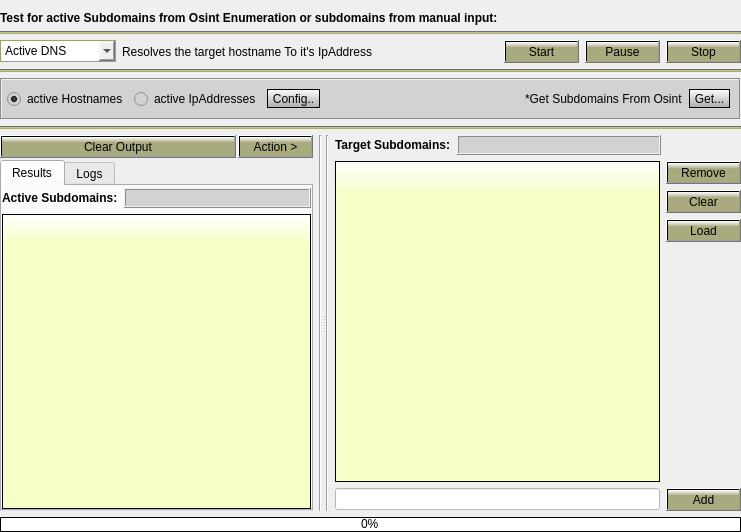
3nock/OTE, file Gui/src/ActiveTab/Active.ui: the form before one commit.
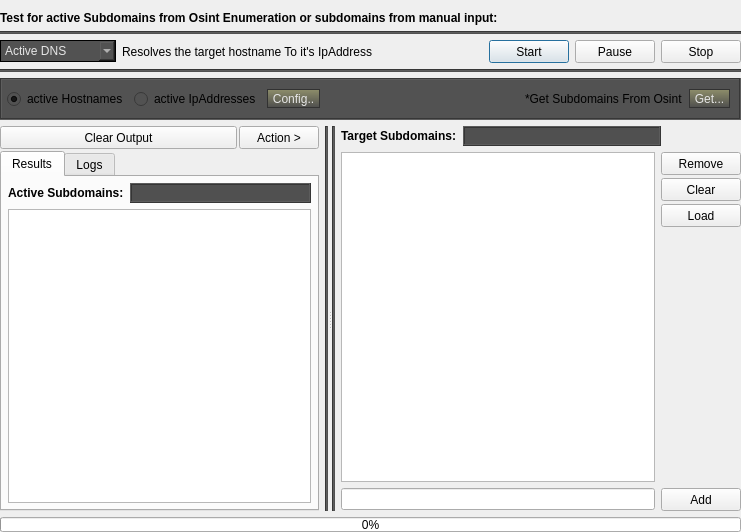
The form after the commit.

What changed in the file:
```diff
--- a/Gui/src/ActiveTab/Active.ui
+++ b/Gui/src/ActiveTab/Active.ui
@@ -13,6 +13,9 @@
   <property name="windowTitle">
    <string>Dialog</string>
   </property>
+  <property name="styleSheet">
+   <string notr="true"/>
+  </property>
   <layout class="QVBoxLayout" name="verticalLayout_3">
    <property name="leftMargin">
     <number>0</number>
@@ -47,7 +50,7 @@
      <item>
       <widget class="Line" name="line_10">
        <property name="styleSheet">
-        <string notr="true">background-color: rgb(170, 170, 127);</string>
+        <string notr="true">background-color:rgb(82, 82, 82);</string>
        </property>
        <property name="orientation">
         <enum>Qt::Horizontal</enum>
@@ -79,10 +82,11 @@
          </property>
          <property name="styleSheet">
           <string notr="true">border-style: solid;
-border-color: rgb(159, 159, 119);
+border-color: black;
 border-width: 1px;
-border-radius: 0px;
-selection-background-color:  rgb(177, 177, 133);</string>
+background-color:rgb(82, 82, 82);
+selection-background-color: qlineargradient(spread:pad, x1:0.5, y1:1, x2:0.5, y2:0, stop:0 rgba(77, 77, 77, 255), stop:0.7 rgb(143, 143, 107));
+color: rgb(230,230,230);</string>
          </property>
          <item>
           <property name="text">
@@ -133,6 +137,12 @@
        </item>
        <item>
         <widget class="QPushButton" name="pushButton_start">
+         <property name="sizePolicy">
+          <sizepolicy hsizetype="Fixed" vsizetype="Fixed">
+           <horstretch>0</horstretch>
+           <verstretch>0</verstretch>
+          </sizepolicy>
+         </property>
          <property name="minimumSize">
           <size>
            <width>75</width>
@@ -140,7 +150,7 @@
           </size>
          </property>
          <property name="styleSheet">
-          <string notr="true">background-color: qlineargradient(x1: 0, y1: 0, x2: 0, y2: 1, stop: 0 white, stop: 0.3 rgb(170, 170, 127));</string>
+          <string notr="true"/>
          </property>
          <property name="text">
           <string>Start</string>
@@ -149,8 +159,20 @@
        </item>
        <item>
         <widget class="QPushButton" name="pushButton_pause">
+         <property name="sizePolicy">
+          <sizepolicy hsizetype="Fixed" vsizetype="Fixed">
+           <horstretch>0</horstretch>
+           <verstretch>0</verstretch>
+          </sizepolicy>
+         </property>
+         <property name="minimumSize">
+          <size>
+           <width>75</width>
+           <height>23</height>
+          </size>
+         </property>
          <property name="styleSheet">
-          <string notr="true">background-color: qlineargradient(x1: 0, y1: 0, x2: 0, y2: 1, stop: 0 white, stop: 0.3 rgb(170, 170, 127));</string>
+          <string notr="true"/>
          </property>
          <property name="text">
           <string>Pause</string>
@@ -172,7 +194,7 @@
           </size>
          </property>
          <property name="styleSheet">
-          <string notr="true">background-color: qlineargradient(x1: 0, y1: 0, x2: 0, y2: 1, stop: 0 white, stop: 0.3 rgb(170, 170, 127));</string>
+          <string notr="true"/>
          </property>
          <property name="text">
           <string>Stop</string>
@@ -184,7 +206,7 @@
      <item>
       <widget class="Line" name="line">
        <property name="styleSheet">
-        <string notr="true">background-color: rgb(170, 170, 127);</string>
+        <string notr="true">background-color:rgb(82, 82, 82);</string>
        </property>
        <property name="orientation">
         <enum>Qt::Horizontal</enum>
@@ -204,7 +226,7 @@
         </sizepolicy>
        </property>
        <property name="styleSheet">
-        <string notr="true">background-color: rgb(210, 210, 210);</string>
+        <string notr="true">background-color:rgb(82, 82, 82);</string>
        </property>
        <property name="frameShape">
         <enum>QFrame::Box</enum>
@@ -245,9 +267,10 @@
            </size>
           </property>
           <property name="styleSheet">
-           <string notr="true">background-color: qlineargradient(x1: 0, y1: 0, x2: 0, y2: 1.5, stop: 0 white, stop: 1 grey);
+           <string notr="true">background-color: qlineargradient(spread:pad, x1:0.5, y1:1, x2:0.5, y2:0, stop:0 rgba(77, 77, 77, 255), stop:1 rgb(143, 143, 107));
+color: rgb(230,230,230);
 border-style: solid;
-border-color: black;
+border-color: rgb(50, 50, 50);
 border-width: 1px;
 border-radius: 15px</string>
           </property>
@@ -291,9 +314,10 @@
            </size>
           </property>
           <property name="styleSheet">
-           <string notr="true">background-color: qlineargradient(x1: 0, y1: 0, x2: 0, y2: 1.5, stop: 0 white, stop: 1 grey);
+           <string notr="true">background-color: qlineargradient(spread:pad, x1:0.5, y1:1, x2:0.5, y2:0, stop:0 rgba(77, 77, 77, 255), stop:1 rgb(143, 143, 107));
+color: rgb(230,230,230);
 border-style: solid;
-border-color: black;
+border-color: rgb(50, 50, 50);
 border-width: 1px;
 border-radius: 15px</string>
           </property>
@@ -305,16 +329,6 @@
        </layout>
       </widget>
      </item>
-     <item>
-      <widget class="Line" name="line_18">
-       <property name="styleSheet">
-        <string notr="true">background-color: rgb(170, 170, 127);</string>
-       </property>
-       <property name="orientation">
-        <enum>Qt::Horizontal</enum>
-       </property>
-      </widget>
-     </item>
     </layout>
    </item>
    <item>
@@ -352,7 +366,7 @@
               <enum>Qt::StrongFocus</enum>
              </property>
              <property name="styleSheet">
-              <string notr="true">background-color: qlineargradient(x1: 0, y1: 0, x2: 0, y2: 1, stop: 0 white, stop: 0.3 rgb(170, 170, 127));</string>
+              <string notr="true"/>
              </property>
              <property name="text">
               <string>Clear Output</string>
@@ -380,7 +394,7 @@
               </font>
              </property>
              <property name="styleSheet">
-              <string notr="true">background-color: qlineargradient(x1: 0, y1: 0, x2: 0, y2: 1, stop: 0 white, stop: 0.3 rgb(170, 170, 127));</string>
+              <string notr="true"/>
              </property>
              <property name="text">
               <string>Action &gt;</string>
@@ -391,6 +405,9 @@
          </item>
          <item>
           <widget class="QTabWidget" name="tabWidget_results">
+           <property name="styleSheet">
+            <string notr="true"/>
+           </property>
            <property name="tabPosition">
             <enum>QTabWidget::North</enum>
            </property>
@@ -403,16 +420,16 @@
             </attribute>
             <layout class="QVBoxLayout" name="verticalLayout_23">
              <property name="leftMargin">
-              <number>0</number>
+              <number>6</number>
              </property>
              <property name="topMargin">
-              <number>2</number>
+              <number>6</number>
              </property>
              <property name="rightMargin">
-              <number>0</number>
+              <number>6</number>
              </property>
              <property name="bottomMargin">
-              <number>0</number>
+              <number>6</number>
              </property>
              <item>
               <layout class="QHBoxLayout" name="horizontalLayout_18">
@@ -462,7 +479,7 @@
                   </font>
                  </property>
                  <property name="styleSheet">
-                  <string notr="true">background-color: rgb(210, 210, 210);</string>
+                  <string notr="true">background-color:rgb(80, 80, 80);</string>
                  </property>
                  <property name="frameShape">
                   <enum>QFrame::Box</enum>
@@ -492,13 +509,7 @@
                 <string/>
                </property>
                <property name="styleSheet">
-                <string notr="true">QWidget#tableView_results{
-background-color: qlineargradient(x1: 0, y1: 0, x2: 0, y2: 1, stop: 0 white, stop: 0.1  rgb(246, 255, 199));
-border-style: solid;
-border-color: black;
-border-width: 1px;
-border-radius: 0px;
-}</string>
+                <string notr="true"/>
                </property>
                <property name="editTriggers">
                 <set>QAbstractItemView::DoubleClicked</set>
@@ -596,6 +607,9 @@
        </item>
        <item>
         <widget class="Line" name="line_17">
+         <property name="styleSheet">
+          <string notr="true">background-color:rgb(82, 82, 82);</string>
+         </property>
          <property name="orientation">
           <enum>Qt::Vertical</enum>
          </property>
@@ -607,6 +621,9 @@
       <layout class="QHBoxLayout" name="horizontalLayout_19">
        <item>
         <widget class="Line" name="line_7">
+         <property name="styleSheet">
+          <string notr="true">background-color:rgb(82, 82, 82);</string>
+         </property>
          <property name="orientation">
           <enum>Qt::Vertical</enum>
          </property>
@@ -678,7 +695,7 @@
                </font>
               </property>
               <property name="styleSheet">
-               <string notr="true">background-color: rgb(210, 210, 210);</string>
+               <string notr="true">background-color:rgb(80, 80, 80);</string>
               </property>
               <property name="frameShape">
                <enum>QFrame::Box</enum>
@@ -720,19 +737,7 @@
                </font>
               </property>
               <property name="styleSheet">
-               <string notr="true">QWidget#listWidget_targets{
-background-color: qlineargradient(x1: 0, y1: 0, x2: 0, y2: 1, stop: 0 white, stop: 0.1  rgb(246, 255, 199));
-border-style: solid;
-border-color: black;
-border-width: 1px;
-border-radius: 0px;
-}
-QListWidget::item:selected {
-background-color:  rgb(199, 199, 149);
-color: black;}
-QListWidget::item:hover{
-background-color: rgb(230, 230, 172);
-}</string>
+               <string notr="true"/>
               </property>
               <property name="editTriggers">
                <set>QAbstractItemView::NoEditTriggers</set>
@@ -753,6 +758,9 @@
             </item>
             <item>
              <layout class="QVBoxLayout" name="verticalLayout_26">
+              <property name="spacing">
+               <number>3</number>
+              </property>
               <item>
                <widget class="QPushButton" name="pushButton_removeTargets">
                 <property name="minimumSize">
@@ -762,7 +770,7 @@
                  </size>
                 </property>
                 <property name="styleSheet">
-                 <string notr="true">background-color: qlineargradient(x1: 0, y1: 0, x2: 0, y2: 1, stop: 0 white, stop: 0.3 rgb(170, 170, 127));</string>
+                 <string notr="true"/>
                 </property>
                 <property name="text">
                  <string>Remove</string>
@@ -784,7 +792,7 @@
                  </size>
                 </property>
                 <property name="styleSheet">
-                 <string notr="true">background-color: qlineargradient(x1: 0, y1: 0, x2: 0, y2: 1, stop: 0 white, stop: 0.3 rgb(170, 170, 127));</string>
+                 <string notr="true"/>
                 </property>
                 <property name="text">
                  <string>Clear</string>
@@ -806,7 +814,7 @@
                  </size>
                 </property>
                 <property name="styleSheet">
-                 <string notr="true">background-color: qlineargradient(x1: 0, y1: 0, x2: 0, y2: 1, stop: 0 white, stop: 0.3 rgb(170, 170, 127));</string>
+                 <string notr="true"/>
                 </property>
                 <property name="text">
                  <string>Load</string>
@@ -835,7 +843,7 @@
             <item>
              <widget class="QLineEdit" name="lineEdit_targets">
               <property name="styleSheet">
-               <string notr="true">background-color: rgb(255, 255, 255);</string>
+               <string notr="true"/>
               </property>
              </widget>
             </item>
@@ -854,7 +862,7 @@
                </size>
               </property>
               <property name="styleSheet">
-               <string notr="true">background-color: qlineargradient(x1: 0, y1: 0, x2: 0, y2: 1, stop: 0 white, stop: 0.3 rgb(170, 170, 127));</string>
+               <string notr="true"/>
               </property>
               <property name="text">
                <string>Add</string>
@@ -885,15 +893,7 @@
       </size>
      </property>
      <property name="styleSheet">
-      <string notr="true">QProgressBar::chunk {
-    background-color: qlineargradient(x1: 0, y1: 0, x2: 0, y2: 1, stop: 0 white, stop: 0.3 rgb(170, 170, 127));
-}
-
-QProgressBar {
-    border: 1px solid black;
-    /*border-radius: 5px;*/
-    text-align: center;
-}</string>
+      <string notr="true"/>
      </property>
      <property name="value">
       <number>0</number>
```
Left out of the diff: 14 changed lines with no effect on the pictures.
